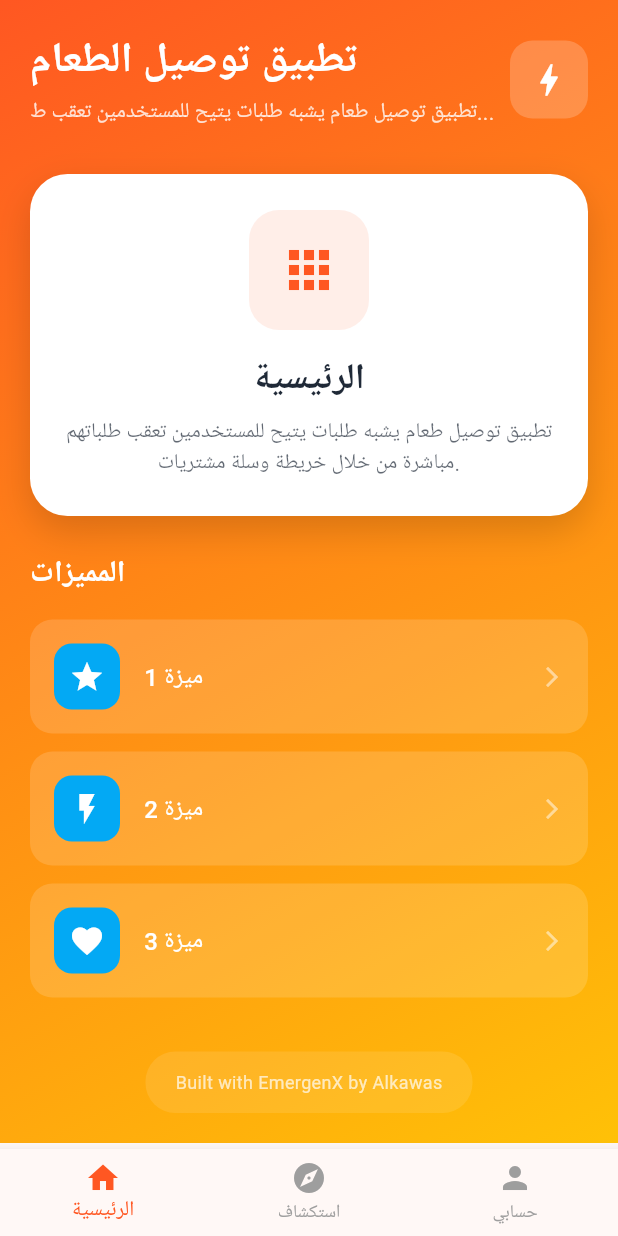
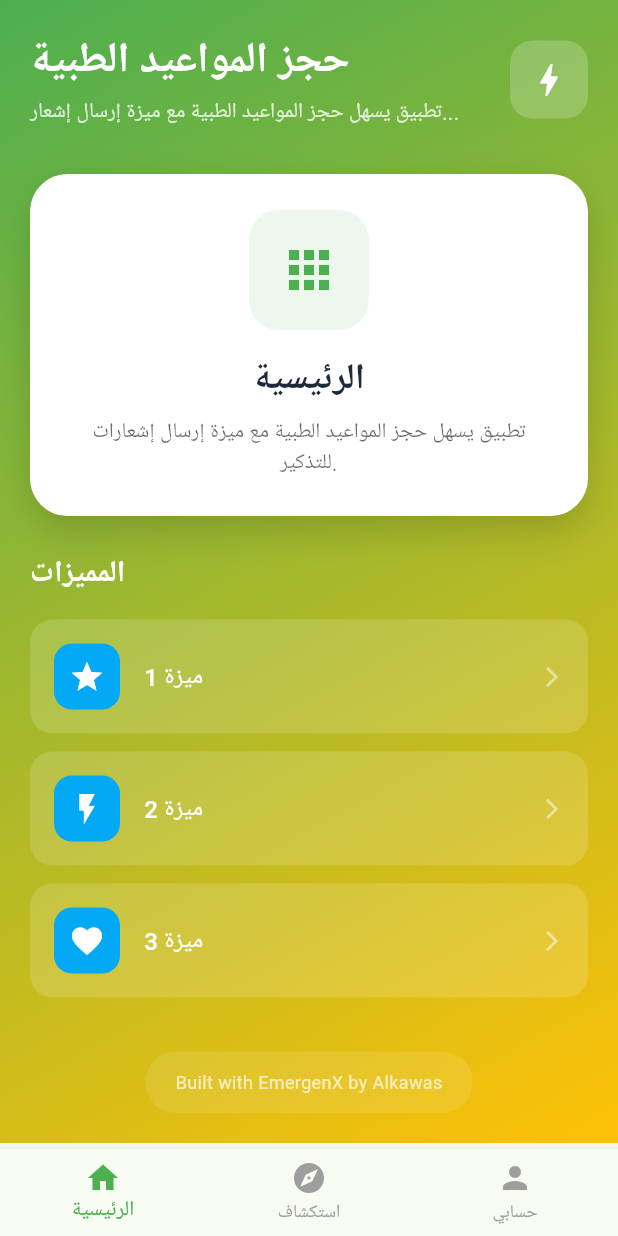
Before and after one commit to alkawashomsss-dev/emergenx-flutter-template, a Flutter app: the screen it shows after launch, on a phone screen of 412 x 824 dp. Run offline on Flutter 3.47's test engine with Material 3 defaults, Android fonts, the phone set to English and light mode, and no system bars; Roboto replaces fonts that are missing (Cairo).

Commit message:
🚀 Dynamic build: حجز المواعيد الطبية - Update main.dart

```diff
--- a/lib/main.dart
+++ b/lib/main.dart
@@ -10,11 +10,11 @@ class EmergenXApp extends StatelessWidget {
   @override
   Widget build(BuildContext context) {
     return MaterialApp(
-      title: 'Food Delivery App',
+      title: 'Medical Appointment Booking',
       debugShowCheckedModeBanner: false,
       theme: ThemeData(
         colorScheme: ColorScheme.fromSeed(
-          seedColor: const Color(0xFFFF5722),
+          seedColor: const Color(0xFF4CAF50),
           brightness: Brightness.light,
         ),
         useMaterial3: true,
@@ -44,7 +44,7 @@ class _HomePageState extends State<HomePage> {
             begin: Alignment.topLeft,
             end: Alignment.bottomRight,
             colors: [
-              Color(0xFFFF5722),
+              Color(0xFF4CAF50),
               Color(0xFFFFC107),
             ],
           ),
@@ -63,7 +63,7 @@ class _HomePageState extends State<HomePage> {
                       crossAxisAlignment: CrossAxisAlignment.start,
                       children: [
                         Text(
-                          'تطبيق توصيل الطعام',
+                          'حجز المواعيد الطبية',
                           style: const TextStyle(
                             fontSize: 28,
                             fontWeight: FontWeight.bold,
@@ -72,7 +72,7 @@ class _HomePageState extends State<HomePage> {
                         ),
                         const SizedBox(height: 4),
                         Text(
-                          'تطبيق توصيل طعام يشبه طلبات يتيح للمستخدمين تعقب ط...',
+                          'تطبيق يسهل حجز المواعيد الطبية مع ميزة إرسال إشعار...',
                           style: TextStyle(
                             fontSize: 14,
                             color: Colors.white.withOpacity(0.8),
@@ -118,13 +118,13 @@ class _HomePageState extends State<HomePage> {
                         width: 80,
                         height: 80,
                         decoration: BoxDecoration(
-                          color: const Color(0xFFFF5722).withOpacity(0.1),
+                          color: const Color(0xFF4CAF50).withOpacity(0.1),
                           borderRadius: BorderRadius.circular(20),
                         ),
                         child: Icon(
                           Icons.apps,
                           size: 40,
-                          color: const Color(0xFFFF5722),
+                          color: const Color(0xFF4CAF50),
                         ),
                       ),
                       const SizedBox(height: 16),
@@ -138,7 +138,7 @@ class _HomePageState extends State<HomePage> {
                       ),
                       const SizedBox(height: 8),
                       Text(
-                        'تطبيق توصيل طعام يشبه طلبات يتيح للمستخدمين تعقب طلباتهم مباشرة من خلال خريطة وسلة مشتريات.',
+                        'تطبيق يسهل حجز المواعيد الطبية مع ميزة إرسال إشعارات للتذكير.',
                         textAlign: TextAlign.center,
                         style: TextStyle(
                           fontSize: 14,
@@ -235,7 +235,7 @@ class _HomePageState extends State<HomePage> {
       bottomNavigationBar: BottomNavigationBar(
         currentIndex: _selectedIndex,
         onTap: (index) => setState(() => _selectedIndex = index),
-        selectedItemColor: const Color(0xFFFF5722),
+        selectedItemColor: const Color(0xFF4CAF50),
         unselectedItemColor: Colors.grey,
         items: const [
           BottomNavigationBarItem(
```
